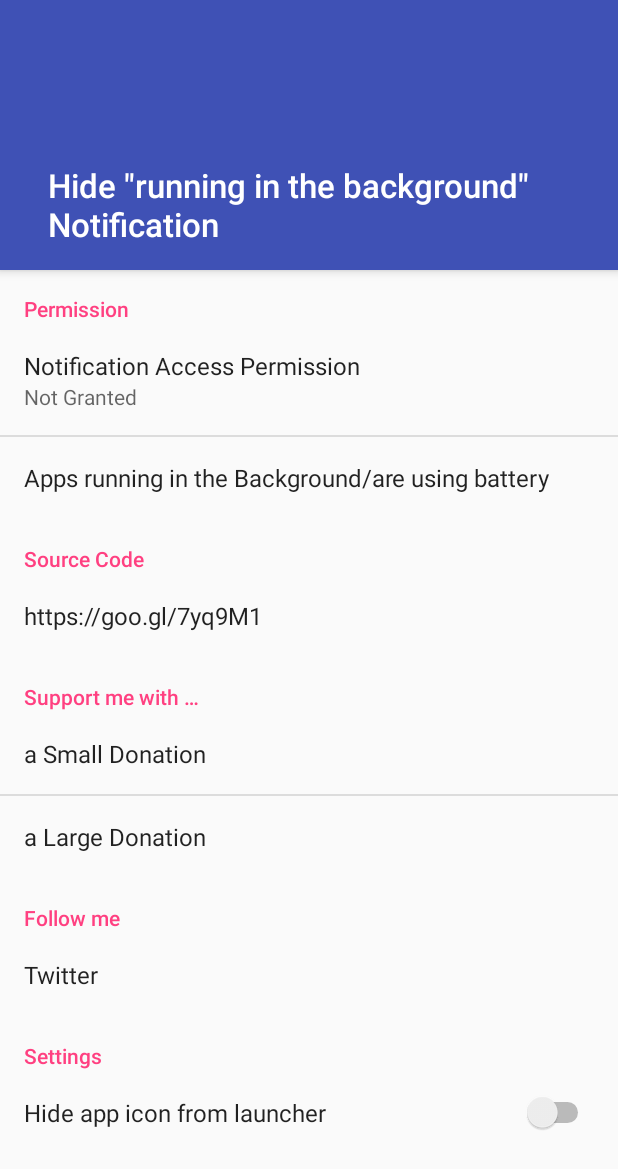
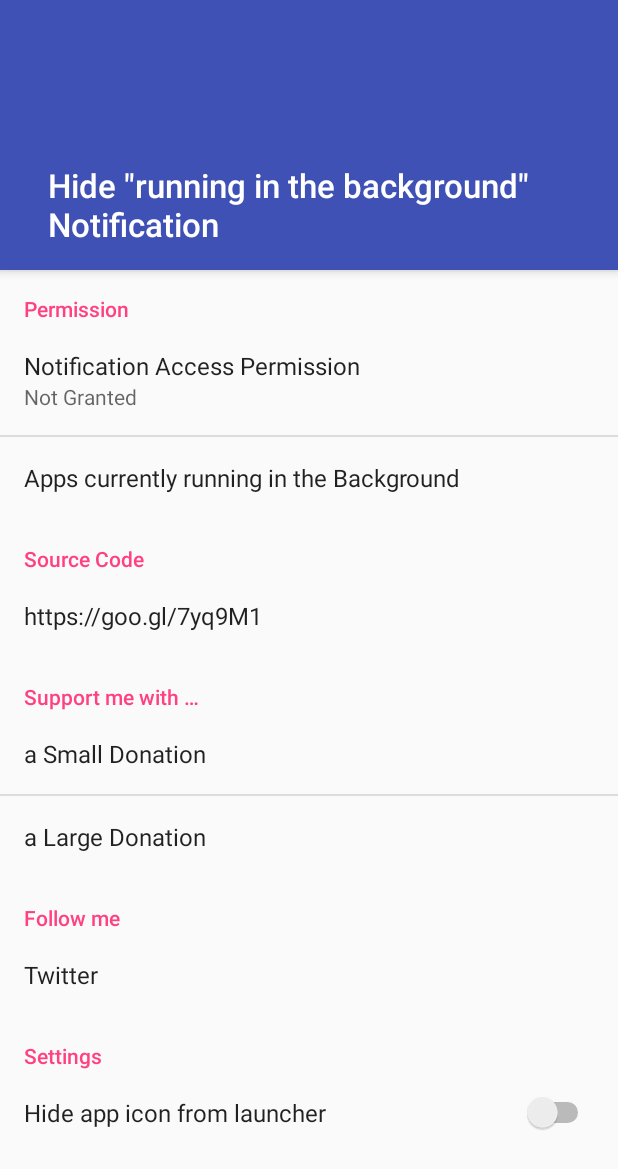
Before and after one commit to iboalali/sysnotifsnooze, an Android app: the screen it shows after launch (MainActivity), on a phone screen of 412 x 824 dp. Shown: the top 1169 px of the screen. Run offline under Robolectric (Android 15) with nearby library versions, the phone set to English and light mode, and no system bars; libraries missing offline, so code that uses them is left out: com.android.vending; 1 statement that could not run was skipped.

Commit message:
fix: not showing "running in the background"/"is using battery" notification

```diff
--- a/app/build.gradle
+++ b/app/build.gradle
@@ -7,8 +7,8 @@ android {
         applicationId "com.iboalali.sysnotifsnooze"
         minSdkVersion 26
         targetSdkVersion 27
-        versionCode 44
-        versionName "v1.4Betavc" + getVersionCode()
+        versionCode 58
+        versionName "v1.5-Beta-vc" + getVersionCode()
     }
 
     lintOptions{
--- a/app/src/main/res/xml/settings.xml
+++ b/app/src/main/res/xml/settings.xml
@@ -8,7 +8,7 @@
 
         <Preference
             android:key="background_app"
-            android:title="Apps running in the Background/are using battery"/>
+            android:title="Apps currently running in the Background"/>
 <!--
         <Preference
             android:key="hide_notification"
```
Also changed, not shown: app/src/main/java/com/iboalali/sysnotifsnooze/NotificationListener.java (+12 -4 lines), 1 other file.
